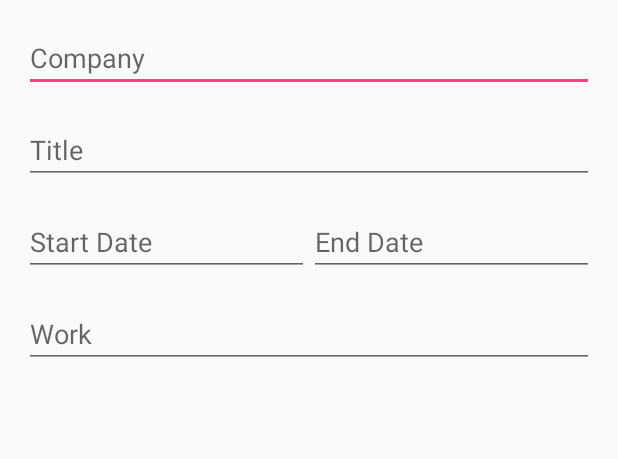
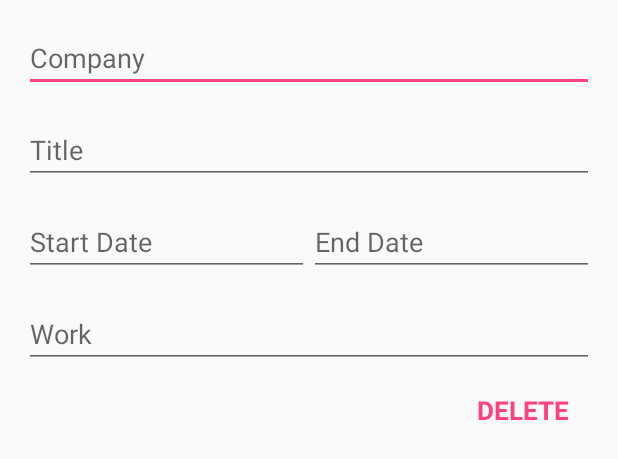
Before and after one commit to hzhang428/MiniLinkedIn, an Android app: the layout activity_experience_edit.xml on its own in the app's theme, with its tools: preview values and no code run, on a phone screen of 412 x 824 dp. Shown: the top 459 px of the screen. Run offline under Robolectric (Android 15) with nearby library versions, the phone set to English and light mode, and no system bars.

Commit message:
delete for project and education functional

```diff
--- a/app/src/main/java/com/example/haozhang/minilinkedin/EducationEditActivity.java
+++ b/app/src/main/java/com/example/haozhang/minilinkedin/EducationEditActivity.java
@@ -21,6 +21,7 @@ import java.util.Arrays;
 
 /**
  * Created by haozhang on 3/18/17.
+ *
  */
 
 @SuppressWarnings("ConstantConditions")
--- a/app/src/main/res/layout/activity_education_edit.xml
+++ b/app/src/main/res/layout/activity_education_edit.xml
@@ -30,14 +30,16 @@
             android:layout_width="0dp"
             android:layout_height="wrap_content"
             android:layout_weight="1"
-            android:hint="@string/education_edit_startDate" />
+            android:hint="@string/education_edit_startDate"
+            android:inputType="date" />
 
         <EditText
             android:id="@+id/education_edit_endDate"
             android:layout_width="0dp"
             android:layout_height="wrap_content"
             android:layout_weight="1"
-            android:hint="@string/education_edit_endDate" />
+            android:hint="@string/education_edit_endDate"
+            android:inputType="date" />
     </LinearLayout>
 
     <EditText
--- a/app/src/main/res/layout/activity_experience_edit.xml
+++ b/app/src/main/res/layout/activity_experience_edit.xml
@@ -30,14 +30,16 @@
             android:layout_width="0dp"
             android:layout_height="wrap_content"
             android:layout_weight="1"
-            android:hint="@string/experience_edit_startDate" />
+            android:hint="@string/experience_edit_startDate"
+            android:inputType="date" />
 
         <EditText
             android:id="@+id/experience_edit_endDate"
             android:layout_width="0dp"
             android:layout_height="wrap_content"
             android:layout_weight="1"
-            android:hint="@string/experience_edit_endDate" />
+            android:hint="@string/experience_edit_endDate"
+            android:inputType="date" />
     </LinearLayout>
 
     <EditText
@@ -45,4 +47,15 @@
         android:layout_width="match_parent"
         android:layout_height="wrap_content"
         android:hint="@string/experience_edit_work" />
+
+    <TextView
+        android:id="@+id/experience_delete_btn"
+        android:layout_marginTop="@dimen/spacing_medium"
+        android:layout_width="wrap_content"
+        android:layout_height="wrap_content"
+        android:layout_gravity="bottom|end"
+        android:text="@string/action_delete"
+        android:textSize="@dimen/delete_btn_font_size"
+        style="@style/AppTheme.TextView.DeleteButton" />
+
 </LinearLayout>
```
Also changed, not shown: app/src/main/java/com/example/haozhang/minilinkedin/ExperienceEditActivity.java (+14 -2 lines), app/src/main/java/com/example/haozhang/minilinkedin/MainActivity.java (+38 -4 lines), app/src/main/java/com/example/haozhang/minilinkedin/ProjectEditActivity.java (+15 -3 lines), app/src/main/res/layout/activity_project_edit.xml (+14 -2 lines).
